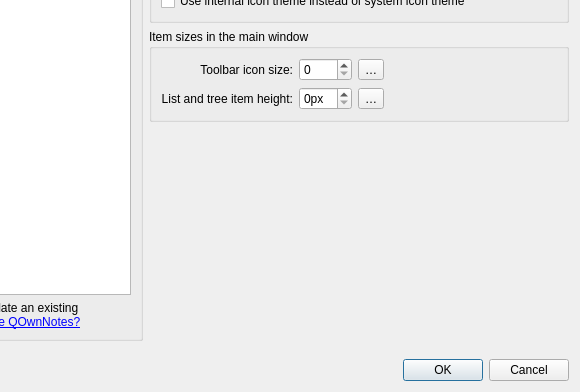
Old version of the form src/dialogs/settingsdialog.ui in the repository pbek/QOwnNotes; both pictures show x 452 to 1032 and y 386 to 778 of the 1032 by 778 pixel window.
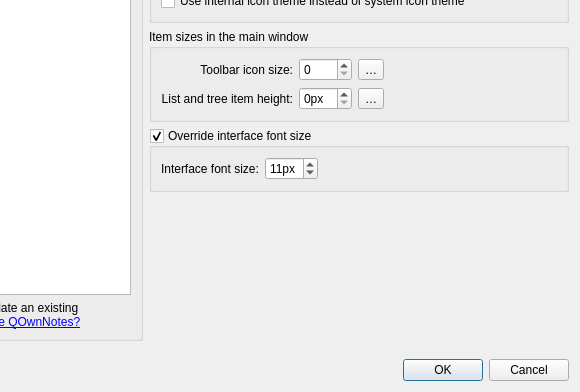
New version of the form. The open tabs and pages were chosen to show the change. Icons and pictures are not drawn. Custom widgets are drawn as their Qt base class.

Commit message: #1071, implemented interface font size overriding

Patch:
```diff
--- a/src/dialogs/settingsdialog.ui
+++ b/src/dialogs/settingsdialog.ui
@@ -2508,6 +2508,51 @@
                     </layout>
                    </widget>
                   </item>
+                  <item>
+                   <widget class="QGroupBox" name="overrideInterfaceFontSizeGroupBox">
+                    <property name="title">
+                     <string>Override interface font size</string>
+                    </property>
+                    <property name="checkable">
+                     <bool>true</bool>
+                    </property>
+                    <layout class="QHBoxLayout" name="horizontalLayout_11">
+                     <item>
+                      <widget class="QLabel" name="interfaceFontSizeSpinBoxLabel">
+                       <property name="text">
+                        <string>Interface font size:</string>
+                       </property>
+                      </widget>
+                     </item>
+                     <item>
+                      <widget class="QSpinBox" name="interfaceFontSizeSpinBox">
+                       <property name="suffix">
+                        <string notr="true">px</string>
+                       </property>
+                       <property name="minimum">
+                        <number>4</number>
+                       </property>
+                       <property name="value">
+                        <number>11</number>
+                       </property>
+                      </widget>
+                     </item>
+                     <item>
+                      <spacer name="horizontalSpacer_15">
+                       <property name="orientation">
+                        <enum>Qt::Horizontal</enum>
+                       </property>
+                       <property name="sizeHint" stdset="0">
+                        <size>
+                         <width>40</width>
+                         <height>20</height>
+                        </size>
+                       </property>
+                      </spacer>
+                     </item>
+                    </layout>
+                   </widget>
+                  </item>
                   <item>
                    <spacer name="verticalSpacer_6">
                     <property name="orientation">
```
Left out of the diff: 6 changed lines with no effect on the pictures. The commit also changes 35 other files.
